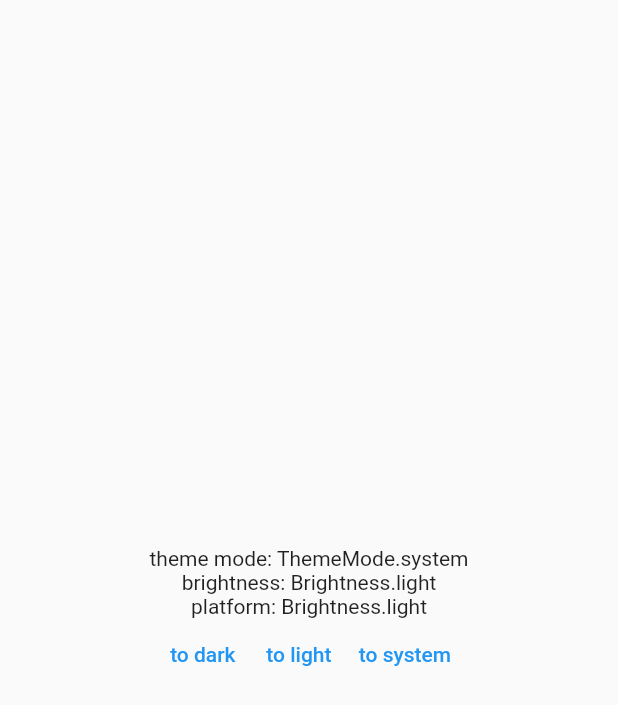
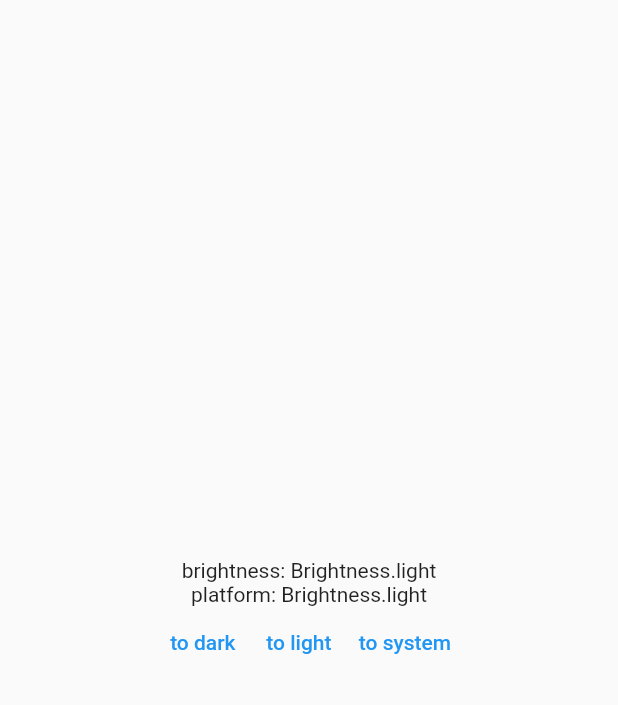
Before and after one commit to saaaltech/saaaltodos, a Flutter app: the screen it shows after launch, on a phone screen of 412 x 824 dp. Shown: the top 705 px of the screen. Run offline on Flutter 3.47's test engine with Material 2 defaults, Android fonts, the phone set to English and light mode, and no system bars.

Commit message:
optm: remove value display which will not change

```diff
--- a/lib/validation/app_root_validation.dart
+++ b/lib/validation/app_root_validation.dart
@@ -21,7 +21,6 @@ class DarkModeValidation extends StatelessWidget {
     return Column(
       mainAxisSize: MainAxisSize.min,
       children: [
-        Text('theme mode: ${preference.themeMode.value}'),
         Text('brightness: ${brightness(context)}'),
         Text('platform: $platformBrightness'),
         Row(
```
